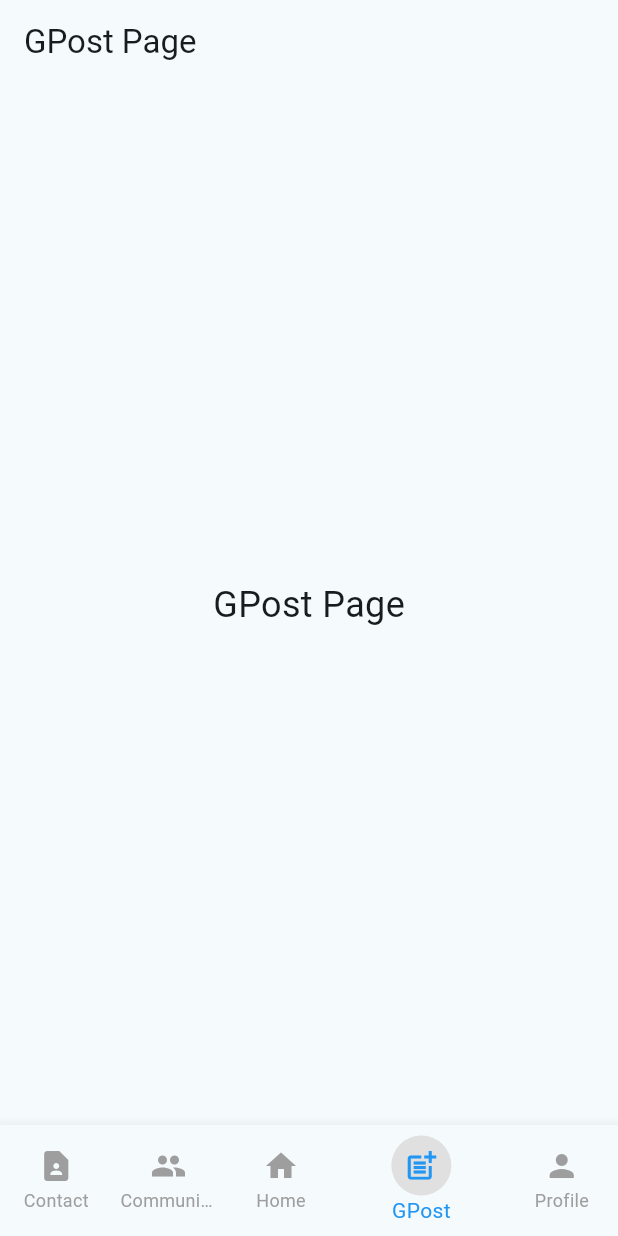
After one commit to NonPSTeam/JanSampark, a Flutter app: the HomePage screen opened directly, item 4 of the bottom bar chosen, on a phone screen of 412 x 824 dp. The commit adds this screen. Run offline on Flutter 3.47's test engine with Material 3 defaults, Android fonts, the phone set to English and light mode, and no system bars.

Commit message:
feat: Add new screens for GPost, Profile, Contacts, and Communities and made UI for home page

```diff
--- a/jan_sampark/lib/screens/communities.dart
+++ b/jan_sampark/lib/screens/communities.dart
@@ -0,0 +1,18 @@
+import 'package:flutter/material.dart';
+
+class CommunitiesPage extends StatelessWidget {
+  @override
+  Widget build(BuildContext context) {
+    return Scaffold(
+      appBar: AppBar(
+        title: Text('Communities Page'),
+      ),
+      body: Center(
+        child: Text(
+          'Communities Page',
+          style: TextStyle(fontSize: 24),
+        ),
+      ),
+    );
+  }
+}
--- /dev/null
+++ b/jan_sampark/lib/screens/gpost.dart
@@ -0,0 +1,18 @@
+import 'package:flutter/material.dart';
+
+class GPostPage extends StatelessWidget {
+  @override
+  Widget build(BuildContext context) {
+    return Scaffold(
+      appBar: AppBar(
+        title: Text('GPost Page'),
+      ),
+      body: Center(
+        child: Text(
+          'GPost Page',
+          style: TextStyle(fontSize: 24),
+        ),
+      ),
+    );
+  }
+}
--- a/jan_sampark/lib/screens/home.dart
+++ b/jan_sampark/lib/screens/home.dart
@@ -0,0 +1,154 @@
+import 'package:flutter/material.dart';
+import 'contacts.dart';
+import 'communities.dart';
+import 'gpost.dart';
+import 'profile.dart';
+
+class HomePage extends StatefulWidget {
+  @override
+  _HomePageState createState() => _HomePageState();
+}
+
+class _HomePageState extends State<HomePage> {
+  int _selectedIndex = 2;
+  final List<Widget> _pages = [
+    ContactPage(),
+    CommunitiesPage(),
+    HomePage(),
+    GPostPage(),
+    ProfilePage(),
+  ];
+
+  void _onItemTapped(int index) {
+    setState(() {
+      _selectedIndex = index;
+    });
+  }
+
+  @override
+  Widget build(BuildContext context) {
+    return Scaffold(
+      backgroundColor: const Color(0xFFCDDFE2),
+      body: _selectedIndex == 2 ? _buildHomePageContent() : _pages[_selectedIndex],
+      bottomNavigationBar: BottomNavigationBar(
+        currentIndex: _selectedIndex,
+        onTap: _onItemTapped,
+        selectedItemColor: Colors.blue,
+        unselectedItemColor: Colors.grey,
+        showUnselectedLabels: true,
+        items: [
+          _buildBottomNavigationBarItem(Icons.contact_page, 'Contact', 0),
+          _buildBottomNavigationBarItem(Icons.group, 'Communities', 1),
+          _buildBottomNavigationBarItem(Icons.home, 'Home', 2),
+          _buildBottomNavigationBarItem(Icons.post_add, 'GPost', 3),
+          _buildBottomNavigationBarItem(Icons.person, 'Profile', 4),
+        ],
+      ),
+    );
+  }
+
+  BottomNavigationBarItem _buildBottomNavigationBarItem(IconData icon, String label, int index) {
+    return BottomNavigationBarItem(
+      icon: _selectedIndex == index
+          ? Stack(
+              alignment: Alignment.center,
+              children: [
+                Container(
+                  width: 40,
+                  height: 40,
+                  decoration: BoxDecoration(
+                    shape: BoxShape.circle,
+                    color: Colors.grey.shade300,
+                  ),
+                ),
+                Icon(icon, color: Colors.blue),
+              ],
+            )
+          : Icon(icon),
+      label: label,
+    );
+  }
+
+  Widget _buildHomePageContent() {
+    return SingleChildScrollView(
+      child: Padding(
+        padding: const EdgeInsets.all(16.0),
+        child: Column(
+          crossAxisAlignment: CrossAxisAlignment.start,
+          children: [
+            const SizedBox(height: 60),
+            const Center(
+              child: Text(
+                'Welcome! User',
+                style: TextStyle(fontSize: 24),
+              ),
+            ),
+            const SizedBox(height: 20),
+            Center(
+              child: Container(
+                width:500,
+                height:200,
+                padding: const EdgeInsets.all(16.0),
+                decoration: BoxDecoration(
+                  color: Colors.white,
+                  borderRadius: BorderRadius.circular(8.0),
+                ),
+                child: const Text(
+                  'GRIEVANCES',
+                  style: TextStyle(fontSize: 18),
+                ),
+              ),
+            ),
+            const SizedBox(height: 20),
+            const Text(
+              'AROUND YOU',
+              style: TextStyle(fontSize: 18),
+            ),
+            const SizedBox(height: 10),
+            _buildInputBox(
+              'Sed ut perspiciatis unde omnis iste natus error sit voluptatem accusantium doloremque laudantium, totam rem aperiam, eaque ipsa quae ab illo inventore veritatis et quasi architecto beatae vitae dicta sunt explicabo.',
+            ),
+            _buildInputBox(
+              'At vero eos et accusamus et iusto odio dignissimos ducimus qui blanditiis praesentium voluptatum deleniti atque corrupti quos dolores et quas molestias excepturi sint occaecati cupiditate non provident, similique sunt in culpa qui officia deserunt mollitia animi, id est laborum et dolorum fuga.',
+            ),
+            _buildInputBox(
+              'Lorem ipsum dolor sit amet, consectetur adipiscing elit, sed do eiusmod tempor incididunt ut labore et dolore magna aliqua. Ut enim ad minim veniam, quis nostrud exercitation ullamco laboris nisi ut aliquip ex ea commodo consequat.',
+            ),
+          ],
+        ),
+      ),
+    );
+  }
+
+  Widget _buildInputBox(String text) {
+    return Padding(
+      padding: const EdgeInsets.symmetric(vertical: 8.0),
+      child: Container(
+        padding: const EdgeInsets.all(16.0),
+        decoration: BoxDecoration(
+          color: Colors.white,
+          borderRadius: BorderRadius.circular(8.0),
+        ),
+        child: Column(
+          crossAxisAlignment: CrossAxisAlignment.start,
+          children: [
+            Text(
+              text,
+              style: const TextStyle(fontSize: 14),
+            ),
+            const SizedBox(height: 10),
+            Row(
+              mainAxisAlignment: MainAxisAlignment.spaceBetween,
+              children: const [
+                Icon(Icons.thumb_up_alt_outlined),
+                Icon(Icons.thumb_down_alt_outlined),
+                Icon(Icons.comment_outlined),
+                Icon(Icons.share_outlined),
+              ],
+            ),
+          ],
+        ),
+      ),
+    );
+  }
+}
--- a/jan_sampark/lib/screens/login.dart
+++ b/jan_sampark/lib/screens/login.dart
@@ -1,6 +1,6 @@
 import 'package:flutter/material.dart';
 import 'package:jan_sampark/screens/register.dart';
-
+import 'package:jan_sampark/screens/home.dart';
 class LoginPage extends StatefulWidget {
   LoginPage({super.key});
 
@@ -82,7 +82,12 @@ class _LoginPageState extends State<LoginPage> {
                 ElevatedButton(
                   onPressed: () {
                     if (_formKey.currentState!.validate()) {
-                      // Handle login logic
+                      // Here, you would typically make an API call to authenticate the user
+                      // For now, we'll just navigate to the HomePage
+                      Navigator.pushReplacement(
+                        context,
+                        MaterialPageRoute(builder: (context) => HomePage()),
+                      );
                     }
                   },
                   child: const Text('Login'),
--- a/jan_sampark/lib/screens/profile.dart
+++ b/jan_sampark/lib/screens/profile.dart
@@ -0,0 +1,18 @@
+import 'package:flutter/material.dart';
+
+class ProfilePage extends StatelessWidget {
+  @override
+  Widget build(BuildContext context) {
+    return Scaffold(
+      appBar: AppBar(
+        title: Text('Profile Page'),
+      ),
+      body: Center(
+        child: Text(
+          'Profile Page',
+          style: TextStyle(fontSize: 24),
+        ),
+      ),
+    );
+  }
+}
```
Also changed, not shown: jan_sampark/lib/screens/Gpost.dart (deleted).
